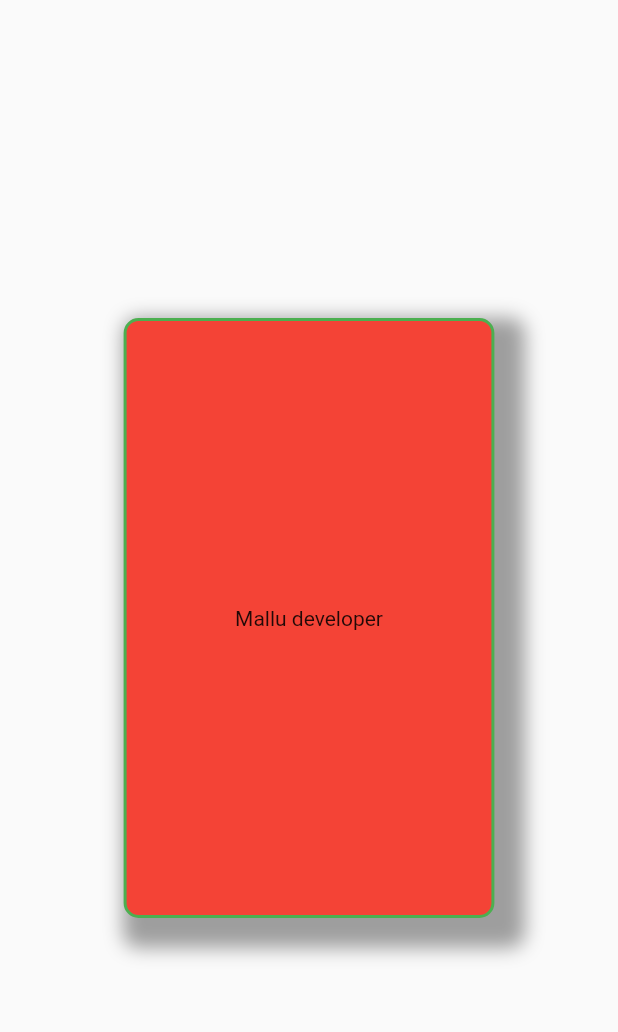
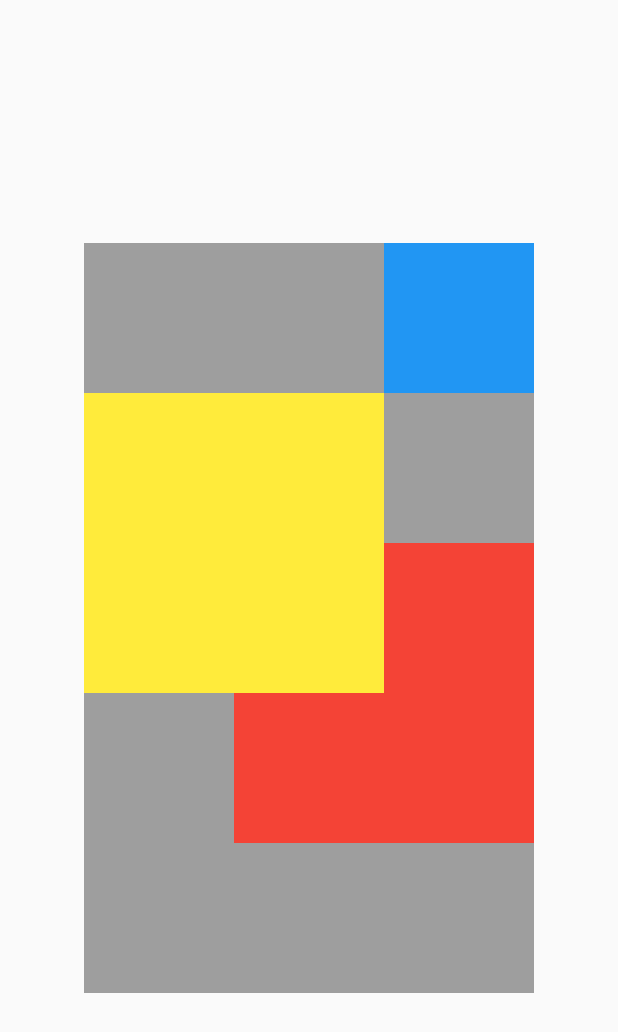
Before and after one commit to Kolankara/flutter1customandcontainer, a Flutter app: the screen it shows after launch, on a phone screen of 412 x 824 dp. Shown: the top 1032 px of the screen. Run offline on Flutter 3.47's test engine with Material 2 defaults, Android fonts, the phone set to English and light mode, and no system bars.

Commit message:
first commit

```diff
--- a/lib/app.dart
+++ b/lib/app.dart
@@ -1,5 +1,7 @@
 import 'package:flutter/material.dart';
-import './widgets/basicWidget.dart';
+//import './widgets/singleChildLayouts.dart';
+//import './widgets/multiChildLayouts.dart';
+import './widgets/stackWidget.dart';
 
 class App extends StatelessWidget {
   @override
@@ -7,9 +9,8 @@ class App extends StatelessWidget {
     return MaterialApp(
       title: "Mallu developer",
       home: Scaffold(
-        body: Center(
-          child:BasicWidget(),//container widget can be provided inside child if there was no media query in width and height
-          ),
+        body:StackWidget(),//container widget can be provided inside child if there was no media query in width and height
+
         ),
       );
 
--- /dev/null
+++ b/lib/widgets/stackWidget.dart
@@ -0,0 +1,76 @@
+import 'package:flutter/material.dart';
+
+class StackWidget extends StatelessWidget{
+  @override
+  Widget build(BuildContext context){
+    return Center(
+      child:Container(
+      //width: MediaQuery.of(context).size.width,
+      //height: MediaQuery.of(context).size.height,
+      width: 300,
+      height: 500,
+      color: Colors.grey,
+      child: Stack(
+        textDirection:TextDirection.rtl ,
+        alignment: Alignment.topLeft,
+        children: [
+        Positioned(
+          left:100,
+          top:200,
+          child:Container(
+            width: 200,
+            height: 200,
+            color: Colors.red,
+          ),
+        ),
+        Positioned(
+          right:100,
+          bottom:200,
+          child:Container(
+            width: 200,
+            height: 200,
+            color: Colors.yellow,
+          ),
+        ),
+        Positioned(
+          top:-100,
+          left:200,
+          child:Container(
+            width: 200,
+            height: 200,
+            color: Colors.blue,
+          ),
+        ),
+
+
+
+          /*Align(
+            alignment:Alignment.bottomLeft,
+          child:Container(
+            width: 200,
+            height: 200,
+            color: Colors.red,
+          ),
+          ),
+          Align(
+            alignment:Alignment.bottomRight,
+          child:Container(
+            width: 200,
+            height: 200,
+            color: Colors.blue,
+          ),
+          ),
+          Align(
+            alignment:Alignment.topRight,
+          child:Container(
+            width: 200,
+            height: 200,
+            color: Colors.yellow,
+          )
+          ),*/
+        ],
+      ),
+    ),
+    );
+  }
+}
```
Also changed, not shown: lib/widgets/multiChildLayouts.dart (added, +236 -0 lines), lib/widgets/singleChildLayouts.dart (added, +30 -0 lines).
